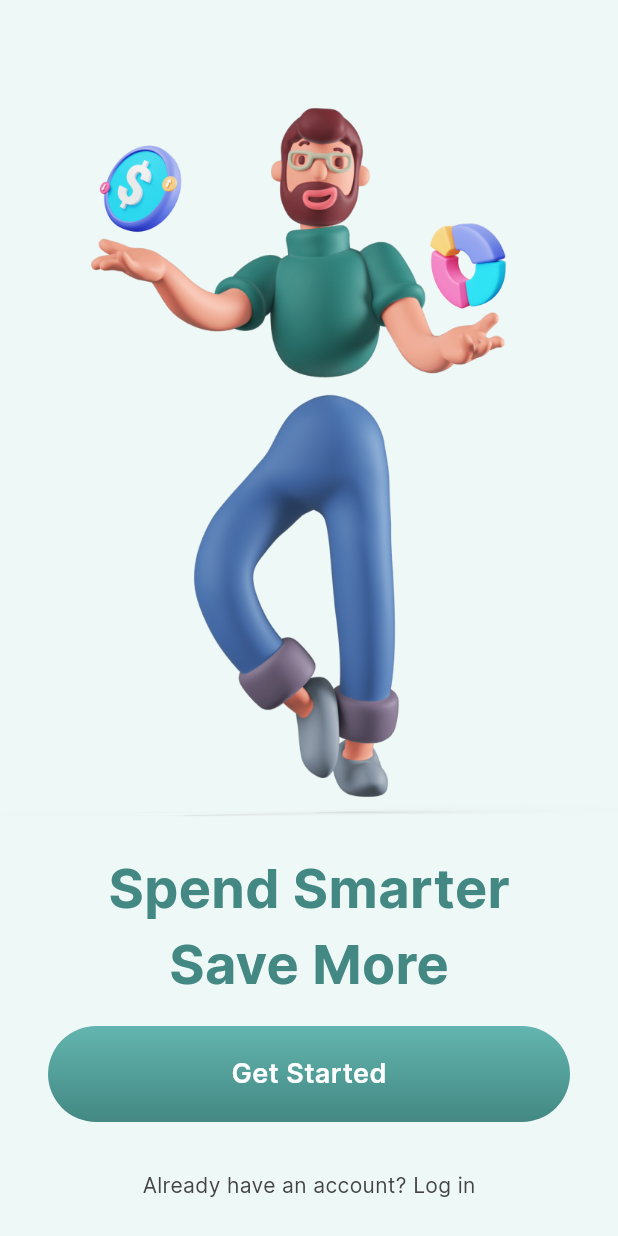
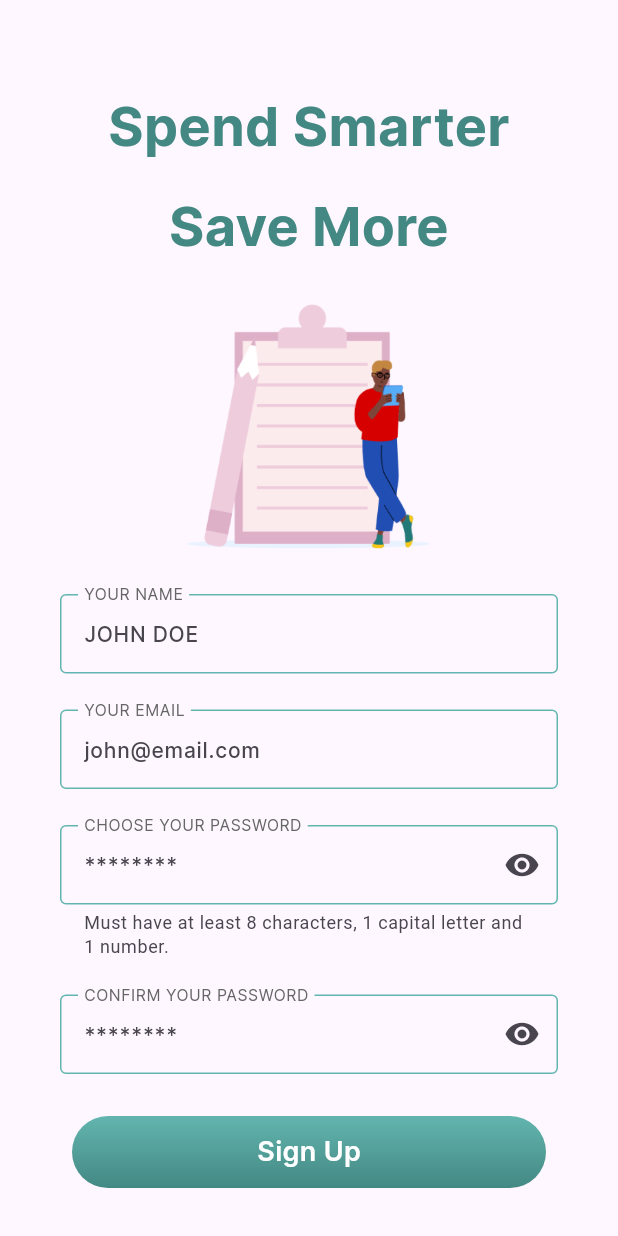
Before and after one commit to hrsousadam/financy_app_1, a Flutter app: the screen it shows after launch, on a phone screen of 412 x 824 dp. Run offline on Flutter 3.47's test engine with Material 3 defaults, Android fonts, the phone set to English and light mode, and no system bars.

Commit message:
"Updated App.dart to use SignUpPage, added defaultTheme, and modified various widgets and styles in common and features directories."

```diff
--- a/lib/app.dart
+++ b/lib/app.dart
@@ -1,14 +1,18 @@
-import 'package:financy_app/features/onboarding/onboarding_page.dart';
+//import 'package:financy_app/features/onboarding/onboarding_page.dart';
+//import 'package:financy_app/common/constanst/app_colors.dart';
+import 'package:financy_app/features/sign_up/sign_up_page.dart';
 //import 'package:financy_app/features/splash/splash_page.dart';
 import 'package:flutter/material.dart';
+
+import 'common/themes/default_theme.dart';
 
 class App extends StatelessWidget {
   const App({super.key});
 
   @override
   Widget build(BuildContext context) {
-    return const MaterialApp(
-      home: OnbordingPage()
-    );
+    return MaterialApp(
+        theme: defaultTheme,
+        home: const SignUpPage());
   }
 }
--- a/lib/common/constanst/app_colors.dart
+++ b/lib/common/constanst/app_colors.dart
@@ -14,5 +14,6 @@ class AppColors {
   ];
   static const Color white = Color(0xFFFFFFFF);
   static const Color iceWhite = Color(0xFFEEF8F7);
-  static const Color grey = Color(0XFF444444);
+  static const Color darkGrey = Color(0XFF444444);
+  static const Color grey = Color(0XFF666666);
 }
--- a/lib/common/constanst/app_text_styles.dart
+++ b/lib/common/constanst/app_text_styles.dart
@@ -26,4 +26,22 @@ class AppTextStyle {
     fontSize: 14.0,
     fontWeight: FontWeight.w400,
   );
+
+  static const TextStyle inputLabelText = TextStyle(
+    fontFamily: 'Inter',
+    fontSize: 14.0,
+    fontWeight: FontWeight.w400,
+  );
+
+  static const TextStyle inputText = TextStyle(
+    fontFamily: 'Inter',
+    fontSize: 14.0,
+    fontWeight: FontWeight.w500,
+  );
+
+  static const TextStyle inputHintText = TextStyle(
+    fontFamily: 'Inter',
+    fontSize: 12.0,
+    fontWeight: FontWeight.w400,
+  );
 }
--- /dev/null
+++ b/lib/common/themes/default_theme.dart
@@ -0,0 +1,13 @@
+import 'package:flutter/material.dart';
+
+import '../constanst/app_colors.dart';
+
+final defaultTheme = ThemeData(
+  inputDecorationTheme: const InputDecorationTheme(
+    focusedBorder: OutlineInputBorder(
+      borderSide: BorderSide(
+        color: AppColors.greenLightTwo,
+      ),
+    ),
+  ),
+);
--- /dev/null
+++ b/lib/common/utils/uppercase_text_formatter.dart
@@ -0,0 +1,14 @@
+import 'package:flutter/services.dart';
+
+class UpperCaseTextInputFormatter extends TextInputFormatter {
+  @override
+  TextEditingValue formatEditUpdate(
+    TextEditingValue oldValue,
+    TextEditingValue newValue,
+  ) {
+    return TextEditingValue(
+      text: newValue.text.toUpperCase(),
+      selection: newValue.selection,
+    );
+  }
+}
--- /dev/null
+++ b/lib/common/utils/validator.dart
@@ -0,0 +1,48 @@
+class Validador {
+  Validador._();
+
+  static String? validateName(String? value) {
+    final condition = RegExp(r"^(([a-zA-Z\u00C0-\u00FF]{2,})+( [a-zA-Z\u00C0-\u00FF]+)+)$");
+
+    if (value != null && value.isEmpty) {
+      return 'Please enter your name';
+    }
+    if (value != null && !condition.hasMatch(value)) {
+      return 'Please enter a valid name';
+    }
+    return null;
+  }
+
+  static String? validateEmail(String? value) {
+    final condition = RegExp(
+        r"[a-z0-9!#$%&'*+/=?^_`{|}~-]+(?:\.[a-z0-9!#$%&'*+/=?^_`{|}~-]+)*@(?:[a-z0-9](?:[a-z0-9-]*[a-z0-9])?\.)+[a-z0-9](?:[a-z0-9-]*[a-z0-9])?");
+
+    if (value != null && value.isEmpty) {
+      return 'Please enter your email';
+    }
+    if (value != null && !condition.hasMatch(value)) {
+      return 'Please enter a valid email';
+    }
+    return null;
+  }
+
+  static String? validatePassword(String? value) {
+    final condition =
+        RegExp(r"^(?=.*\d)(?=.*[a-z])(?=.*[A-Z])(?=.*[a-zA-Z]).{8,}$");
+
+    if (value != null && value.isEmpty) {
+      return 'Please enter your password';
+    }
+    if (value != null && !condition.hasMatch(value)) {
+      return 'Please enter a valid password';
+    }
+    return null;
+  }
+
+  static String? validateConfirmPassword(String? first, String? second) {
+    if(first != second){
+      return 'Passwords do not match';
+    }
+    return null;
+  }
+}
--- /dev/null
+++ b/lib/common/widgets/custom_text_form_field.dart
@@ -0,0 +1,116 @@
+import 'package:flutter/material.dart';
+import 'package:flutter/services.dart';
+
+import '../constanst/app_colors.dart';
+import '../constanst/app_text_styles.dart';
+
+class CustomTextFormField extends StatefulWidget {
+  final EdgeInsetsGeometry? padding;
+  final String? hintText;
+  final String? labelText;
+  final TextCapitalization textCapitalization;
+  final TextEditingController? controller;
+  final TextInputType? keyboardType;
+  final int? maxLength;
+  final TextInputAction? textInputAction;
+  final Widget? suffixIcon;
+  final bool? obscureText;
+  final List<TextInputFormatter>? inputFormatters;
+  final FormFieldValidator<String>? validator;
+  final String? helperText;
+
+  const CustomTextFormField({
+    super.key,
+    this.padding,
+    this.hintText = '',
+    this.labelText = '',
+    required this.textCapitalization,
+    required this.controller,
+    required this.keyboardType,
+    this.maxLength,
+    this.textInputAction,
+    this.suffixIcon,
+    this.obscureText,
+    this.inputFormatters,
+    this.validator,
+    this.helperText,
+  });
+
+  @override
+  CustomTextFormFieldState createState() => CustomTextFormFieldState();
+}
+
+class CustomTextFormFieldState extends State<CustomTextFormField> {
+  final OutlineInputBorder _defaultBorder = const OutlineInputBorder(
+    borderSide: BorderSide(
+      color: AppColors.greenLightOne,
+    ),
+  );
+
+  String? _helperText;
+
+  @override
+  void initState() {
+    super.initState();
+    _helperText = widget.helperText;
+  }
+
+  @override
+  Widget build(BuildContext context) {
+    return Padding(
+      padding: widget.padding ??
+          const EdgeInsets.symmetric(
+            horizontal: 24.0,
+            vertical: 12.0,
+          ),
+      child: TextFormField(
+        onChanged:(value) {
+          if(value.length == 1){
+            setState(() {
+              _helperText = null;
+            });
+          } else if (value.isEmpty){
+            setState(() {
+              _helperText = widget.helperText;
+            });
+          }
+        },
+        validator: widget.validator,
+        style: AppTextStyle.inputText.copyWith(color: AppColors.greenLightOne),
+        inputFormatters: widget.inputFormatters,
+        obscureText: widget.obscureText ?? false,
+        textInputAction: widget.textInputAction,
+        maxLength: widget.maxLength,
+        keyboardType: widget.keyboardType,
+        controller: widget.controller,
+        textCapitalization: widget.textCapitalization,
+        decoration: InputDecoration(
+          errorMaxLines: 3,
+          helperText: _helperText,
+          helperMaxLines: 3,
+          suffixIcon: widget.suffixIcon,
+          hintText: widget.hintText,
+          floatingLabelBehavior: FloatingLabelBehavior.always,
+          labelText: widget.labelText?.toUpperCase(),
+          labelStyle: AppTextStyle.inputLabelText.copyWith(
+            color: AppColors.grey,
+          ),
+          border: _defaultBorder,
+          focusedBorder: _defaultBorder,
+          errorBorder: _defaultBorder.copyWith(
+            borderSide: const BorderSide(
+              color: Colors.red,
+            ),
+          ),
+          focusedErrorBorder: _defaultBorder.copyWith(
+            borderSide: const BorderSide(
+              color: Colors.red,
+            ),
+          ),
+          enabledBorder: _defaultBorder,
+          disabledBorder: _defaultBorder,
+        ),
+      ),
+    );
+  }
+}
--- /dev/null
+++ b/lib/common/widgets/multi_text_button.dart
@@ -0,0 +1,24 @@
+import 'package:flutter/material.dart';
+
+class MultiTextButton extends StatelessWidget {
+  final List<Text> children;
+  final VoidCallback onPressed;
+
+  const MultiTextButton({
+    super.key,
+    required this.children,
+    required this.onPressed,
+  });
+
+  @override
+  Widget build(BuildContext context) {
+    return TextButton(
+      onPressed: onPressed,
+      child: Row(
+        mainAxisSize: MainAxisSize.min,
+        mainAxisAlignment: MainAxisAlignment.center,
+        children: children,
+      ),
+    );
+  }
+}
--- /dev/null
+++ b/lib/common/widgets/password_form_field.dart
@@ -0,0 +1,54 @@
+import 'dart:developer';
+
+import 'package:financy_app/common/widgets/custom_text_form_field.dart';
+import 'package:flutter/material.dart';
+
+class PasswordFormField extends StatefulWidget {
+  final TextEditingController? controller;
+  final EdgeInsetsGeometry? padding;
+  final String? hintText;
+  final String? labelText;
+  final FormFieldValidator<String>? validator;
+  final String? helperText;
+
+  const PasswordFormField(
+      {super.key,
+      this.controller,
+      this.padding,
+      this.hintText,
+      this.labelText,
+      this.validator,
+      this.helperText});
+
+  @override
+  State<PasswordFormField> createState() => _PasswordFormFieldState();
+}
+
+class _PasswordFormFieldState extends State<PasswordFormField> {
+  bool isHidden = true;
+
+  @override
+  Widget build(BuildContext context) {
+    return CustomTextFormField(
+      helperText: widget.helperText,
+      validator: widget.validator,
+      obscureText: isHidden,
+      textCapitalization: TextCapitalization.none,
+      keyboardType: TextInputType.text,
+      controller: widget.controller,
+      padding: widget.padding,
+      hintText: widget.hintText,
+      labelText: widget.labelText,
+      suffixIcon: InkWell(
+        borderRadius: BorderRadius.circular(54.0),
+        onTap: () {
+          log("pressed");
+          setState(() {
+            isHidden = !isHidden;
+          });
+        },
+        child: Icon(isHidden ? Icons.visibility : Icons.visibility_off),
+      ),
+    );
+  }
+}
--- a/lib/common/widgets/primary_button.dart
+++ b/lib/common/widgets/primary_button.dart
@@ -1,5 +1,4 @@
 import 'package:flutter/material.dart';
-
 import '../constanst/app_colors.dart';
 import '../constanst/app_text_styles.dart';
 
@@ -13,32 +12,28 @@ class PrimaryButton extends StatelessWidget {
     required this.text,
   });
 
+  final BorderRadius _borderRadius = const BorderRadius.all(
+    Radius.circular(24.0),
+  );
+
   @override
   Widget build(BuildContext context) {
-    return Material(
-      borderRadius: const BorderRadius.all(Radius.circular(38.0)),
-      child: Ink(
+    return Ink(
+      height: 48.0,
       decoration: BoxDecoration(
-          borderRadius: const BorderRadius.all(Radius.circular(38.0)),
+        borderRadius: _borderRadius,
         gradient: LinearGradient(
           begin: Alignment.topCenter,
           end: Alignment.bottomCenter,
-            colors: onPressed !=null
+          colors: onPressed != null
               ? AppColors.greenGradient
               : AppColors.greyGradient,
         ),
       ),
       child: InkWell(
-          borderRadius: const BorderRadius.all(Radius.circular(38.0)),
+        borderRadius: _borderRadius,
         onTap: onPressed,
-          child: Container(
-            decoration: const BoxDecoration(
-              borderRadius: BorderRadius.all(
-                Radius.circular(38.0),
-              ),
-            ),
-            alignment: Alignment.center,
-            height: 64,
+        child: Align(
           child: Text(
             text,
             style: AppTextStyle.mediumText18.copyWith(
@@ -47,7 +42,6 @@ class PrimaryButton extends StatelessWidget {
           ),
         ),
       ),
-      ),
     );
   }
 }
--- a/lib/features/onboarding/onboarding_page.dart
+++ b/lib/features/onboarding/onboarding_page.dart
@@ -1,7 +1,8 @@
+import 'dart:developer';
 import 'package:financy_app/common/constanst/app_colors.dart';
 import 'package:financy_app/common/constanst/app_text_styles.dart';
 import 'package:flutter/material.dart';
-
+import '../../common/widgets/multi_text_button.dart';
 import '../../common/widgets/primary_button.dart';
 
 class OnbordingPage extends StatelessWidget {
@@ -14,13 +15,8 @@ class OnbordingPage extends StatelessWidget {
       body: Align(
         child: Column(
           children: [
-            const SizedBox(
-              height: 60,
-            ),
-            Expanded(
-              flex: 2,
-              child: Image.asset('assets/images/man.png'),
-            ),
+            const SizedBox(height: 60.0),
+            Image.asset('assets/images/man.png'),
             Text(
               'Spend Smarter',
               style: AppTextStyle.mediumText.copyWith(
@@ -34,27 +30,35 @@ class OnbordingPage extends StatelessWidget {
               ),
             ),
             Padding(
-              padding: const EdgeInsets.symmetric(
-                horizontal: 32.0,
-                vertical: 16.0,
+              padding: const EdgeInsets.only(
+                left: 32.0,
+                right: 32.0,
+                top: 16.0,
+                bottom: 4.0,
               ),
               child: PrimaryButton(
                 text: 'Get Started',
                 onPressed: () {},
               ),
             ),
-            const SizedBox(
-              height: 16,
+            MultiTextButton(
+              onPressed: () => log('tap on Log In button'),
+              children: [
+                Text(
+                  'Already have an account? ',
+                  style: AppTextStyle.smallText.copyWith(
+                    color: AppColors.grey,
+                  ),
+                ),
+                Text(
+                  'Log In',
+                  style: AppTextStyle.smallText.copyWith(
+                    color: AppColors.greenLightTwo,
+                  ),
+                ),
+              ],
             ),
-            Text(
-              'Already have an account? Log in',
-              style: AppTextStyle.smallText.copyWith(
-                color: AppColors.grey,
-              ),
-            ),
-            const SizedBox(
-              height: 24,
-            ),
+            const SizedBox(height: 24.0),
           ],
         ),
       ),
--- /dev/null
+++ b/lib/features/sign_up/sign_up_page.dart
@@ -0,0 +1,152 @@
+import 'dart:developer';
+import 'package:financy_app/common/utils/validator.dart';
+import 'package:flutter/material.dart';
+// ignore: depend_on_referenced_packages
+import 'package:logging/logging.dart';
+import '../../common/constanst/app_colors.dart';
+import '../../common/constanst/app_text_styles.dart';
+import '../../common/utils/uppercase_text_formatter.dart';
+import '../../common/widgets/custom_text_form_field.dart';
+import '../../common/widgets/multi_text_button.dart';
+import '../../common/widgets/password_form_field.dart';
+import '../../common/widgets/primary_button.dart';
+
+class SignUpPage extends StatefulWidget {
+  const SignUpPage({super.key});
+
+  @override
+  State<SignUpPage> createState() => _SignUpPageState();
+}
+
+class _SignUpPageState extends State<SignUpPage> {
+  final _formKey = GlobalKey<FormState>();
+  final _logger = Logger('SignUpPage');
+  final _passwordController = TextEditingController();
+
+  @override
+  void initState() {
+    super.initState();
+    _configureLogging();
+  }
+
+  void _configureLogging() {
+    Logger.root.level =
+        Level.ALL; // Configure o nível de log conforme necessário
+    Logger.root.onRecord.listen((record) {
+      log('${record.level.name}: ${record.time}: ${record.message}');
+    });
+  }
+
+  @override
+  Widget build(BuildContext context) {
+    return Scaffold(
+      body: SingleChildScrollView(
+        child: Padding(
+          padding: const EdgeInsets.symmetric(horizontal: 16.0),
+          child: Column(
+            crossAxisAlignment: CrossAxisAlignment.stretch,
+            children: [
+              const SizedBox(
+                  height: 50), // Adicione um espaço superior para o cabeçalho
+              _buildHeaderText('Spend Smarter', AppColors.greenLightTwo),
+              _buildHeaderText('Save More', AppColors.greenLightTwo),
+              SizedBox(
+                height: 200,
+                child: Image.asset('assets/images/sign_up_image.png'),
+              ),
+              Form(
+                key: _formKey,
+                child: Column(
+                  children: [
+                    CustomTextFormField(
+                      labelText: 'your name',
+                      hintText: 'JOHN DOE',
+                      inputFormatters: [UpperCaseTextInputFormatter()],
+                      validator: Validador.validateName,
+                      textCapitalization: TextCapitalization.characters,
+                      keyboardType: TextInputType.name,
+                      controller: null,
+                    ),
+                    CustomTextFormField(
+                      labelText: "your email",
+                      hintText: "john@email.com",
+                      validator: Validador.validateEmail,
+                      textCapitalization: TextCapitalization.none,
+                      controller: TextEditingController(),
+                      keyboardType: TextInputType.emailAddress,
+                    ),
+                    PasswordFormField(
+                      controller: _passwordController,
+                      labelText: 'choose your password',
+                      hintText: '********',
+                      validator: Validador.validatePassword,
+                      helperText:
+                          "Must have at least 8 characters, 1 capital letter and 1 number.",
+                    ),
+                    PasswordFormField(
+                      labelText: 'confirm your password',
+                      hintText: '********',
+                      controller: TextEditingController(),
+                      validator: (value) => Validador.validateConfirmPassword(
+                        value,
+                        _passwordController.text,
+                      ),
+                    ),
+                  ],
+                ),
+              ),
+              _buildSignUpButton(),
+              _buildLoginButton(),
+            ],
+          ),
+        ),
+      ),
+    );
+  }
+
+  Widget _buildHeaderText(String text, Color color) {
+    return Padding(
+      padding: const EdgeInsets.symmetric(vertical: 8.0),
+      child: Text(
+        text,
+        style: AppTextStyle.mediumText.copyWith(color: color),
+        textAlign: TextAlign.center,
+      ),
+    );
+  }
+
+  Widget _buildSignUpButton() {
+    return Padding(
+      padding: const EdgeInsets.symmetric(horizontal: 32.0, vertical: 16.0),
+      child: PrimaryButton(
+        text: 'Sign Up',
+        onPressed: () {
+          final valid = _formKey.currentState != null &&
+              _formKey.currentState!.validate();
+          if (valid) {
+            log("continuar logica de login");
+          } else {
+            log("erro ao logar");
+          }
+        },
+      ),
+    );
+  }
+
+  Widget _buildLoginButton() {
+    return MultiTextButton(
+      onPressed: () => _logger.info('Tap on Log In button'),
+      children: [
+        Text(
+          'Already have an account? ',
+          style: AppTextStyle.smallText.copyWith(color: AppColors.grey),
+        ),
+        Text(
+          'Log In',
+          style:
+              AppTextStyle.smallText.copyWith(color: AppColors.greenLightTwo),
+        ),
+      ],
+    );
+  }
+}
--- a/pubspec.yaml
+++ b/pubspec.yaml
@@ -39,6 +39,7 @@ dependencies:
 dev_dependencies:
   flutter_test:
     sdk: flutter
+  logging: ^1.0.2
 
   # The "flutter_lints" package below contains a set of recommended lints to
   # encourage good coding practices. The lint set provided by the package is
```
Also changed, not shown: assets/images/sign_up_image.png (added), lib/main.dart (line endings or trailing spaces), pubspec.lock. Lines whose indentation alone changed are shown as unchanged.
